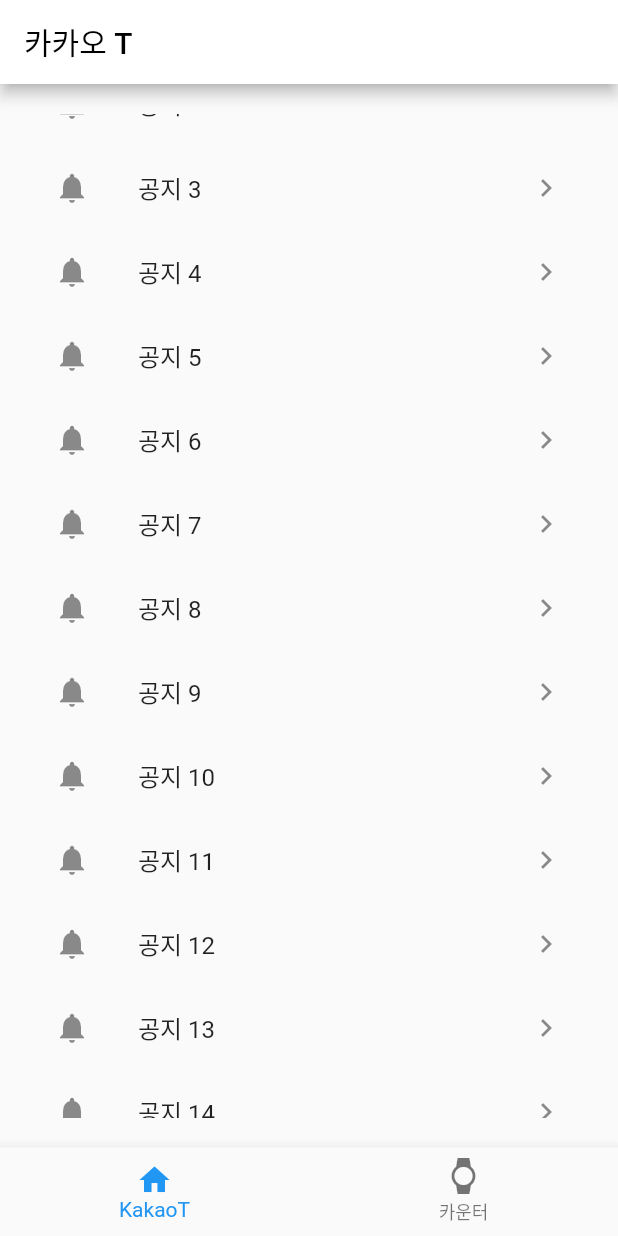
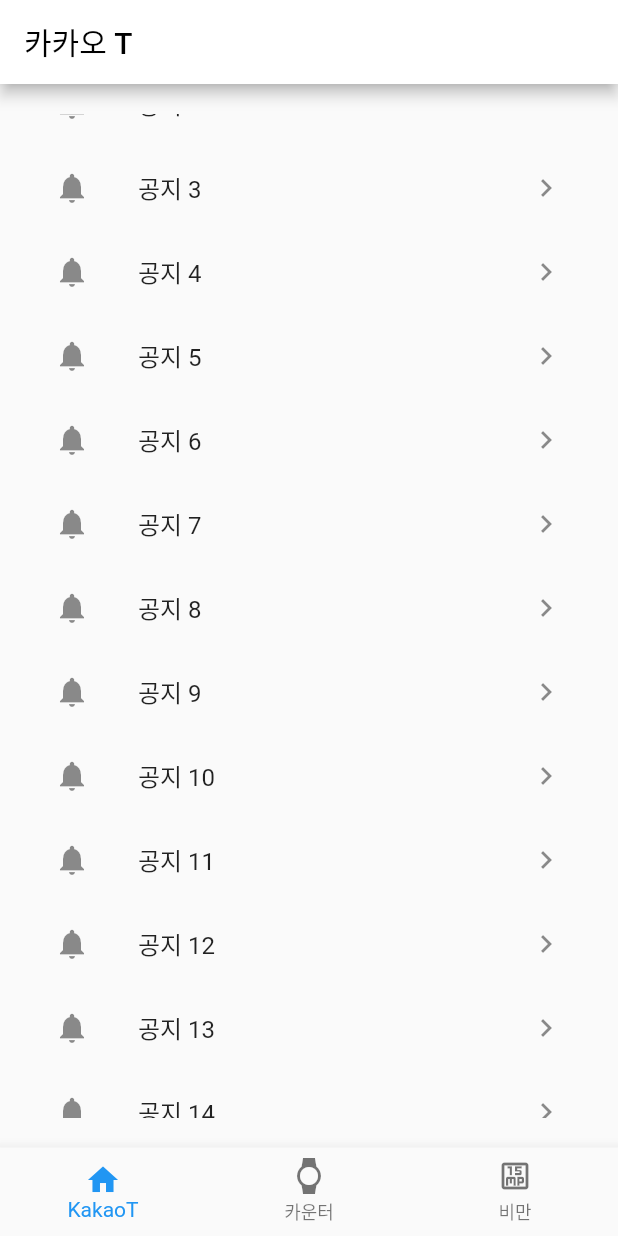
Before and after one commit to ParkGyeongHwan/Flutter_ui, a Flutter app: the screen it shows after launch, scrolled down 576 dp, on a phone screen of 412 x 824 dp. Run offline on Flutter 3.47's test engine with Material 2 defaults, Android fonts, the phone set to English and light mode, and no system bars; network calls fail.

```diff
--- a/kakao_t_ui/lib/ui/home/home_screen.dart
+++ b/kakao_t_ui/lib/ui/home/home_screen.dart
@@ -1,5 +1,6 @@
 import 'package:flutter/cupertino.dart';
 import 'package:flutter/material.dart';
+import 'package:kakao_t_ui/ui/bmi_clac/bmi_clac_home_screen.dart';
 import 'package:kakao_t_ui/ui/counter/counter_screen.dart';
 import 'package:kakao_t_ui/ui/kakao_t/kakao_t_screen.dart';
 
@@ -14,6 +15,7 @@ class _HomeScreenState extends State<HomeScreen> {
   final _screens = [
     KakaoTScreen(),
     CounterScreen(),
+    BmiCalcHomeScreen()
   ];
   int _index = 0;
 
@@ -38,8 +40,14 @@ class _HomeScreenState extends State<HomeScreen> {
                   icon : Icon(Icons.watch),
                 label: '카운터'
               ),
+              BottomNavigationBarItem(
+                  icon : Icon(Icons.fifteen_mp_outlined),
+                label: '비만'
+              ),
+
             ],
           ),
+
         );
   }
 }
```
Also changed, not shown: kakao_t_ui/lib/ui/bmi_clac/bmi_clac_home_screen.dart (added, +33 -0 lines), kakao_t_ui/lib/ui/bmi_clac/bmi_clac_result_screen.dart (added, +17 -0 lines), kakao_t_ui/lib/ui/home.dart (deleted).
